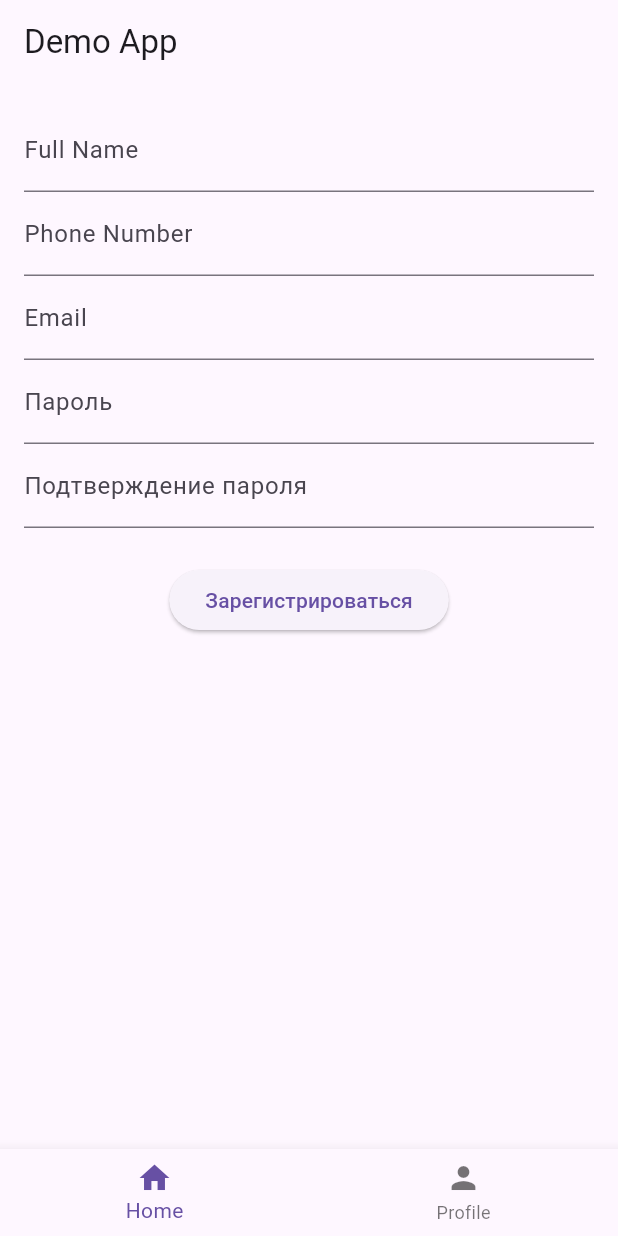
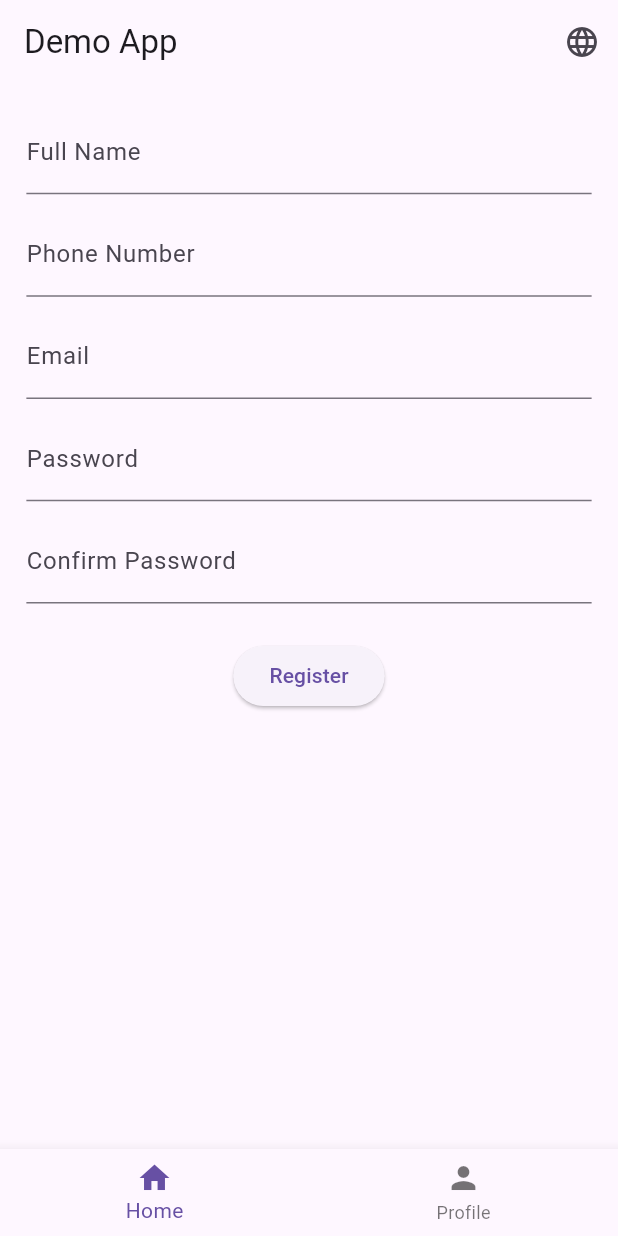
Before and after one commit to lahaehae/flutter-lab6, a Flutter app: the screen it shows after launch, on a phone screen of 412 x 824 dp. Run offline on Flutter 3.47's test engine with Material 3 defaults, Android fonts, the phone set to English and light mode, and no system bars; our stand-ins replace easy_localization, flutter_screenutil.

Commit message:
added constants.dart, made localization and adjustable styles with screenutil

```diff
--- /dev/null
+++ b/assets/langs/en.json
@@ -0,0 +1,23 @@
+{
+    "app_title": "Demo App",
+    "home": "Home",
+    "profile": "Profile",
+    "register": "Register",
+    "full_name": "Full Name",
+    "phone": "Phone Number",
+    "email": "Email",
+    "password": "Password",
+    "confirm_password": "Confirm Password",
+    "register_button": "Register",
+    "name_required": "Please enter your name",
+    "phone_invalid": "Enter a valid phone number",
+    "email_invalid": "Enter a valid email",
+    "password_short": "Minimum 6 characters",
+    "password_mismatch": "Passwords do not match",
+    "please_register": "Please register first",
+    "name": "Name",
+    "phone_display": "Phone",
+    "email_display": "Email",
+    "password_display": "Password",
+    "require_registration": "Please register before"
+  }
--- /dev/null
+++ b/assets/langs/ru.json
@@ -0,0 +1,23 @@
+{
+    "app_title": "Демо Приложение",
+    "home": "Главная",
+    "profile": "Профиль",
+    "register": "Регистрация",
+    "full_name": "Полное имя",
+    "phone": "Номер телефона",
+    "email": "Электронная почта",
+    "password": "Пароль",
+    "confirm_password": "Подтвердите пароль",
+    "register_button": "Зарегистрироваться",
+    "name_required": "Введите имя",
+    "phone_invalid": "Введите корректный номер",
+    "email_invalid": "Введите корректный email",
+    "password_short": "Минимум 6 символов",
+    "password_mismatch": "Пароли не совпадают",
+    "please_register": "Пожалуйста, зарегистрируйтесь",
+    "name": "Имя",
+    "phone_display": "Телефон",
+    "email_display": "Почта",
+    "password_display": "Пароль",
+    "require_registration": "Пожалуйста, зарегистрируйтесь"
+  }
--- /dev/null
+++ b/devtools_options.yaml
@@ -0,0 +1,3 @@
+description: This file stores settings for Dart & Flutter DevTools.
+documentation: https://docs.flutter.dev/tools/devtools/extensions#configure-extension-enablement-states
+extensions:
--- a/lib/main.dart
+++ b/lib/main.dart
@@ -1,7 +1,25 @@
+import 'package:easy_localization/easy_localization.dart';
 import 'package:flutter/material.dart';
+import 'package:flutter_screenutil/flutter_screenutil.dart';
 
-void main() {
-  runApp(const MyApp());
+void main() async {
+  WidgetsFlutterBinding.ensureInitialized();
+  await EasyLocalization.ensureInitialized();
+  runApp(
+    EasyLocalization(
+      supportedLocales: const [Locale('en'), Locale('ru')],
+      path: 'assets/langs',
+      fallbackLocale: const Locale('en'),
+      child: ScreenUtilInit(
+        designSize: Size(375, 812), // размер макета, например, iPhone X
+        minTextAdapt: true,
+        splitScreenMode: true,
+        builder: (context, child) {
+          return const MyApp();
+        },
+      ),
+    ),
+  );
 }
 
 class MyApp extends StatelessWidget {
@@ -11,7 +29,11 @@ class MyApp extends StatelessWidget {
   Widget build(BuildContext context) {
     return MaterialApp(
       debugShowCheckedModeBanner: false,
-      home: const MainScreen(), // заменили на контейнер
+      title: 'LAB 7',
+      localizationsDelegates: context.localizationDelegates,
+      supportedLocales: context.supportedLocales,
+      locale: context.locale,
+      home: const MainScreen(),
     );
   }
 }
@@ -61,15 +83,27 @@ class _MainScreenState extends State<MainScreen> {
     ];
 
     return Scaffold(
-      appBar: AppBar(title: const Text("Demo App")),
+      appBar: AppBar(
+        title: Text('app_title'.tr()),
+        actions: [
+          IconButton(
+            icon: const Icon(Icons.language),
+            onPressed: () {
+              final locale = context.locale.languageCode == 'en'
+                  ? const Locale('ru')
+                  : const Locale('en');
+              context.setLocale(locale);
+            },
+          ),
+        ],
+      ),
       body: pages[_currentIndex],
       bottomNavigationBar: BottomNavigationBar(
         currentIndex: _currentIndex,
         onTap: (index) {
-          // Чтобы не перейти на профиль без заполнения формы
           if (index == 1 && _nameController.text.isEmpty) {
             ScaffoldMessenger.of(context).showSnackBar(
-              const SnackBar(content: Text("Пожалуйста, зарегистрируйтесь")),
+              SnackBar(content: Text('require_registration'.tr())),
             );
             return;
           }
@@ -77,9 +111,10 @@ class _MainScreenState extends State<MainScreen> {
             _currentIndex = index;
           });
         },
-        items: const [
-          BottomNavigationBarItem(icon: Icon(Icons.home), label: "Home"),
-          BottomNavigationBarItem(icon: Icon(Icons.person), label: "Profile"),
+        items: [
+          BottomNavigationBarItem(icon: Icon(Icons.home), label: 'home'.tr()),
+          BottomNavigationBarItem(
+              icon: Icon(Icons.person), label: 'profile'.tr()),
         ],
       ),
     );
@@ -87,48 +122,51 @@ class _MainScreenState extends State<MainScreen> {
 
   Widget _buildRegistrationForm() {
     return SingleChildScrollView(
-      padding: const EdgeInsets.all(16),
+      padding: EdgeInsets.all(16.w),
       child: Form(
         key: _formKey,
         child: Column(
           children: [
             TextFormField(
               controller: _nameController,
-              decoration: const InputDecoration(labelText: 'Full Name'),
-              validator: (value) => value!.isEmpty ? 'Введите имя' : null,
+              decoration: InputDecoration(labelText: 'full_name'.tr()),
+              validator: (value) =>
+                  value!.isEmpty ? 'name_required'.tr() : null,
             ),
+            SizedBox(height: 12.h),
             TextFormField(
               controller: _phoneController,
-              decoration: const InputDecoration(labelText: 'Phone Number'),
-              validator: (value) =>
-                  value!.length < 10 ? 'Введите корректный номер' : null,
+              decoration: InputDecoration(labelText: 'phone'.tr()),
+              validator: (value) => value!.length < 10 ? 'phone_invalid' : null,
             ),
+            SizedBox(height: 12.h),
             TextFormField(
               controller: _emailController,
-              decoration: const InputDecoration(labelText: 'Email'),
+              decoration: InputDecoration(labelText: 'email'.tr()),
               validator: (value) =>
-                  !value!.contains('@') ? 'Введите корректный email' : null,
+                  !value!.contains('@') ? 'email_invalid'.tr() : null,
             ),
+            SizedBox(height: 12.h),
             TextFormField(
               controller: _passwordController,
-              decoration: const InputDecoration(labelText: 'Пароль'),
+              decoration: InputDecoration(labelText: 'password'.tr()),
               obscureText: true,
               validator: (value) =>
-                  value!.length < 6 ? 'Минимум 6 символов' : null,
+                  value!.length < 6 ? 'password_short'.tr() : null,
             ),
+            SizedBox(height: 12.h),
             TextFormField(
               controller: _confirmationController,
-              decoration:
-                  const InputDecoration(labelText: 'Подтверждение пароля'),
+              decoration: InputDecoration(labelText: 'confirm_password'.tr()),
               obscureText: true,
               validator: (value) => value != _passwordController.text
-                  ? 'Пароли не совпадают'
+                  ? 'password_mismatch'.tr()
                   : null,
             ),
-            const SizedBox(height: 24),
+            SizedBox(height: 24.h),
             ElevatedButton(
               onPressed: _register,
-              child: const Text('Зарегистрироваться'),
+              child: Text('register'.tr()),
             ),
           ],
         ),
@@ -138,21 +176,21 @@ class _MainScreenState extends State<MainScreen> {
 
   Widget _buildUserInfoPage() {
     return Padding(
-      padding: const EdgeInsets.all(16),
+      padding: EdgeInsets.all(16.w),
       child: Column(
         crossAxisAlignment: CrossAxisAlignment.start,
         children: [
-          Text('Имя: ${_nameController.text}',
-              style: const TextStyle(fontSize: 18)),
-          const SizedBox(height: 8),
-          Text('Телефон: ${_phoneController.text}',
-              style: const TextStyle(fontSize: 18)),
-          const SizedBox(height: 8),
-          Text('Email: ${_emailController.text}',
-              style: const TextStyle(fontSize: 18)),
-          const SizedBox(height: 8),
-          Text('Пароль: ${_passwordController.text}',
-              style: const TextStyle(fontSize: 18, color: Colors.red)),
+          Text('name'.tr() + ': ' + '${_nameController.text}',
+              style: TextStyle(fontSize: 18.sp)),
+          SizedBox(height: 8),
+          Text('phone_display'.tr() + ': ' + '${_phoneController.text}',
+              style: TextStyle(fontSize: 18.sp)),
+          SizedBox(height: 8),
+          Text('email_display'.tr() + ': ' + '${_emailController.text}',
+              style: TextStyle(fontSize: 18.sp)),
+          SizedBox(height: 8),
+          Text('password_display'.tr() + ': ' + '${_passwordController.text}',
+              style: TextStyle(fontSize: 18.sp, color: Colors.red)),
         ],
       ),
     );
--- a/pubspec.yaml
+++ b/pubspec.yaml
@@ -9,6 +9,8 @@ environment:
 dependencies:
   flutter:
     sdk: flutter
+  easy_localization: ^3.0.3
+  flutter_screenutil: ^5.8.4
 
 dev_dependencies:
   flutter_test:
@@ -17,3 +19,6 @@ dev_dependencies:
 
 flutter:
   uses-material-design: true
+
+  assets:
+    - assets/langs/
```
Also changed, not shown: lib/constants.dart (added, +36 -0 lines), pubspec.lock, 1 other file.
